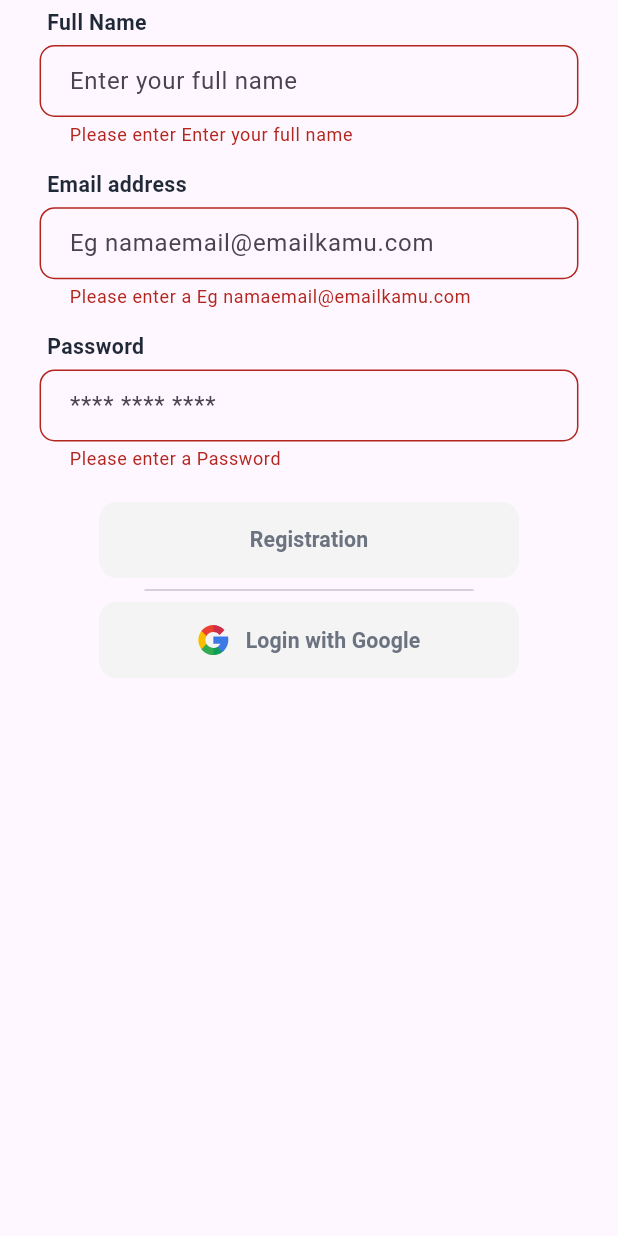
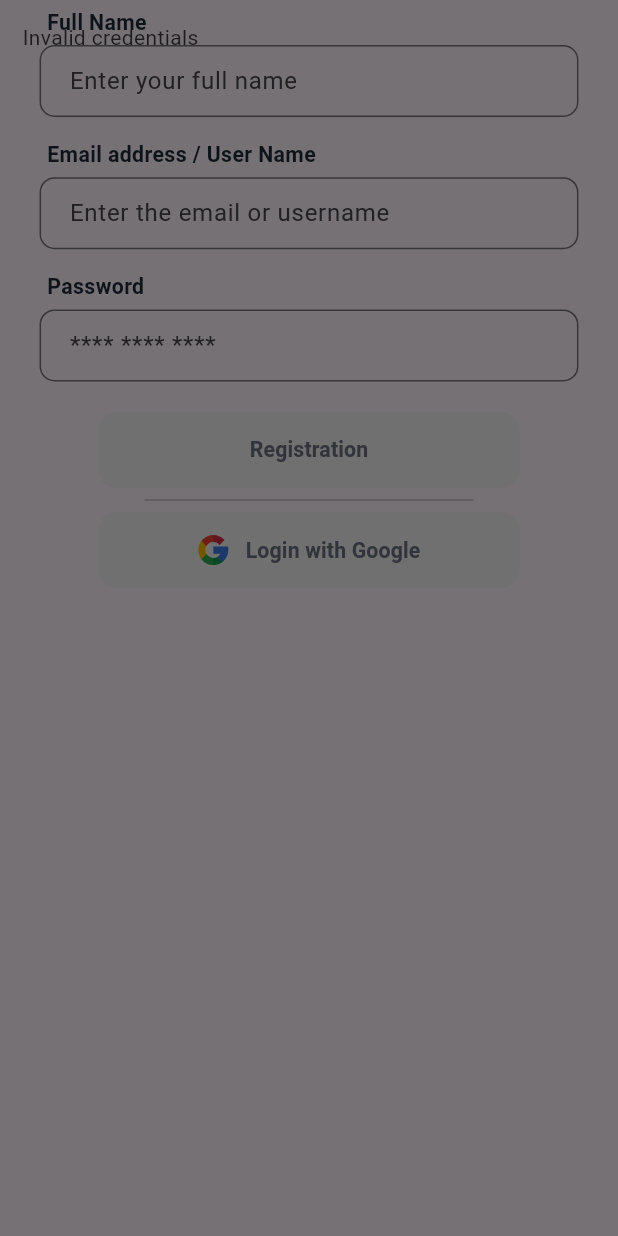
Before and after one commit to alifsoftdev/flutter_ui_design_task, a Flutter app: the SignUpScreen widget shown alone on an empty page, opened directly, after a tap on "Registration", on a phone screen of 412 x 824 dp. Run offline on Flutter 3.47's test engine with Material 3 defaults, Android fonts, the phone set to English and light mode, and no system bars; our stand-ins replace carousel_slider, dots_indicator, flutter_screenutil, flutter_svg, get, google_maps_flutter and 2 more; accounts and stored records are empty.

Commit message:
add credentials

```diff
--- a/lib/views/auth/SignUp.dart
+++ b/lib/views/auth/SignUp.dart
@@ -24,7 +24,7 @@ class SignUpScreen extends StatelessWidget {
             children: [
               CustomTextField(
                 titleText: "Full Name",
-                controller: controller.nameController.value,
+                controller: controller.nameControllerUp.value,
                 hintText: 'Enter your full name',
                 borderRadius: 10.0,
                 validator: (value) {
@@ -36,9 +36,9 @@ class SignUpScreen extends StatelessWidget {
               ),
               addH(10.h),
               CustomTextField(
-                titleText: "Email address",
-                controller: controller.nameController.value,
-                hintText: 'Eg namaemail@emailkamu.com',
+                titleText: "Email address / User Name",
+                controller: controller.usernameControllerUp.value,
+                hintText: 'Enter the email or username',
                 borderRadius: 10.0,
                 validator: (value) {
                   if (value == null || value.isEmpty) {
@@ -50,7 +50,7 @@ class SignUpScreen extends StatelessWidget {
               addH(10.h),
               CustomTextField(
                 titleText: "Password",
-                controller: controller.nameController.value,
+                controller: controller.passwordControllerUp.value,
                 hintText: '**** **** ****',
                 borderRadius: 10.0,
                 validator: (value) {
@@ -62,11 +62,23 @@ class SignUpScreen extends StatelessWidget {
               ),
               addH(20.h),
               CustomBtn(
-                  onPressedFn: () {
-                    if (_formKey.currentState!.validate()) {
+                  onPressedFn: ()async {
+                    /*if (_formKey.currentState!.validate()) {
                       // Form is valid, perform your action here
                       print('Form is valid');
-                    }
+                    }*/
+
+                    controller.dbHelper.value.insertUser(controller.nameControllerUp.value.text, controller.nameControllerUp.value.text, controller.nameControllerUp.value.text);
+                    print('Invalid credentials');
+                    showDialog(context: context, builder: (context) =>
+                        Container(
+                            decoration: BoxDecoration(
+                              borderRadius: BorderRadius.all(Radius.circular(20)),
+                            ),
+                            child: Padding(
+                              padding: const EdgeInsets.all(15),
+                              child: Text("Invalid credentials"),
+                            )),);
                   },
                   btnTxt: "Registration",
                   txtColor:_formKey.runtimeType.isNull ? AppColor.white : AppColor.grey ,
--- a/lib/views/auth/controller/AuthController.dart
+++ b/lib/views/auth/controller/AuthController.dart
@@ -1,12 +1,22 @@
 import 'package:flutter/cupertino.dart';
 import 'package:get/get.dart';
 
+import '../helper/db_helper.dart';
+
 class AuthController extends GetxController{
+  Rx<DatabaseHelper> dbHelper = DatabaseHelper().obs;
   GlobalKey<FormState> formKey = GlobalKey<FormState>();
-  Rx<TextEditingController> nameController=TextEditingController().obs;
+  ///Sign In
+  Rx<TextEditingController> usernameControllerIn = TextEditingController().obs;
+  Rx<TextEditingController> passwordControllerIn = TextEditingController().obs;
+  ///signUp
+  Rx<TextEditingController> usernameControllerUp = TextEditingController().obs;
+  Rx<TextEditingController> passwordControllerUp = TextEditingController().obs;
+  Rx<TextEditingController> nameControllerUp=TextEditingController().obs;
   Rx<TextEditingController> emailForForgetPass=TextEditingController().obs;
   RxBool authValue=false.obs;
   RxBool formFill = false.obs;
+
 
 
   void formFillCheck(GlobalKey key){
--- /dev/null
+++ b/lib/views/auth/helper/db_helper.dart
@@ -0,0 +1,59 @@
+import 'package:sqflite/sqflite.dart';
+import 'package:path/path.dart';
+
+class DatabaseHelper {
+  static Database? _database;
+
+  Future<Database> get database async {
+    if (_database != null) {
+      return _database!;
+    }
+
+    _database = await initDatabase();
+    return _database!;
+  }
+
+  Future<Database> initDatabase() async {
+    String path = join(await getDatabasesPath(), 'user_database.db');
+    return openDatabase(
+      path,
+      version: 1,
+      onCreate: (Database db, int version) async {
+        await db.execute('''
+          CREATE TABLE users(
+            id INTEGER PRIMARY KEY AUTOINCREMENT,
+            username TEXT,
+            password TEXT
+          )
+        ''');
+      },
+    );
+  }
+
+  Future<void> insertUser(String name,String username, String password) async {
+    final Database db = await database;
+    await db.insert(
+      'users',
+      {'name': name,'username': username, 'password': password},
+      conflictAlgorithm: ConflictAlgorithm.replace,
+    );
+  }
+
+  Future<bool> verifyUser(String username, String password) async {
+    final Database db = await database;
+    List<Map<String, dynamic>> result = await db.query(
+      'users',
+      where: 'username = ? AND password = ?',
+      whereArgs: [username, password],
+    );
+
+    return result.isNotEmpty;
+  }
+
+  Future<void> deleteUser() async {
+    final Database db = await database;
+    await db.delete(
+      'users',
+    );
+  }
+}
--- a/pubspec.yaml
+++ b/pubspec.yaml
@@ -37,6 +37,9 @@ dependencies:
   cupertino_icons: ^1.0.2
   dots_indicator: ^3.0.0
   get: ^4.6.6
+  sqflite: ^2.0.0
+  path: ^1.8.0
+  shared_preferences: ^2.2.2
   flutter_screenutil: ^5.9.0
   flutter_svg: ^2.0.9
   carousel_slider: ^4.2.1
```
Also changed, not shown: lib/views/auth/signIn.dart (+35 -9 lines), pubspec.lock, 1 other file.
